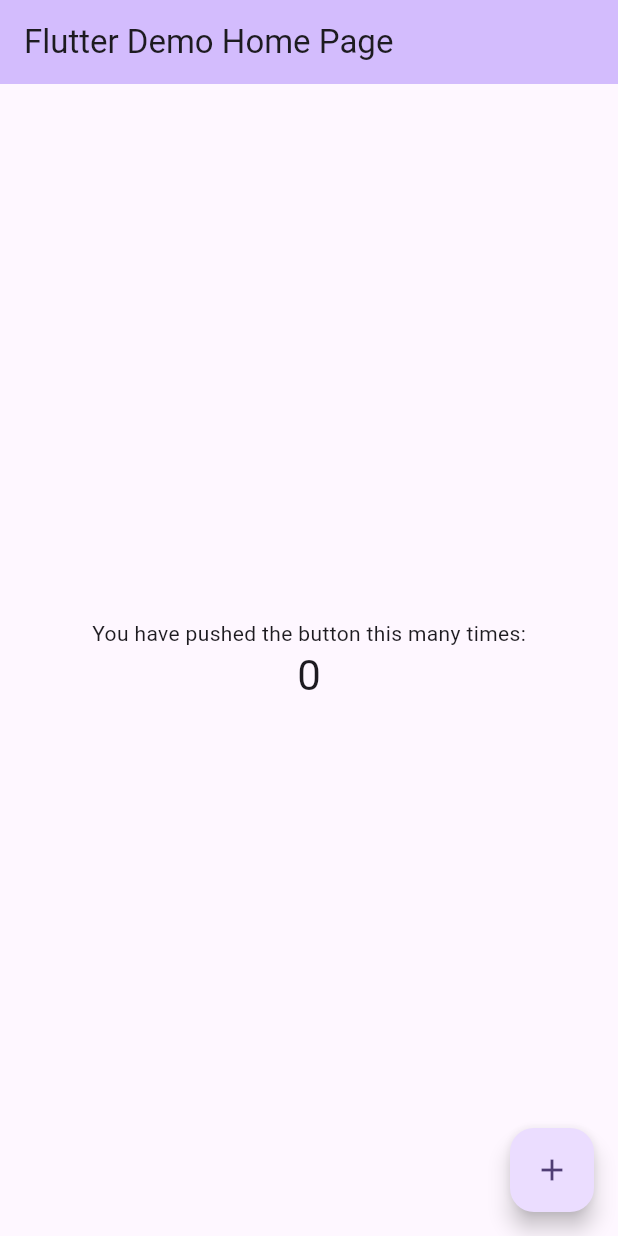
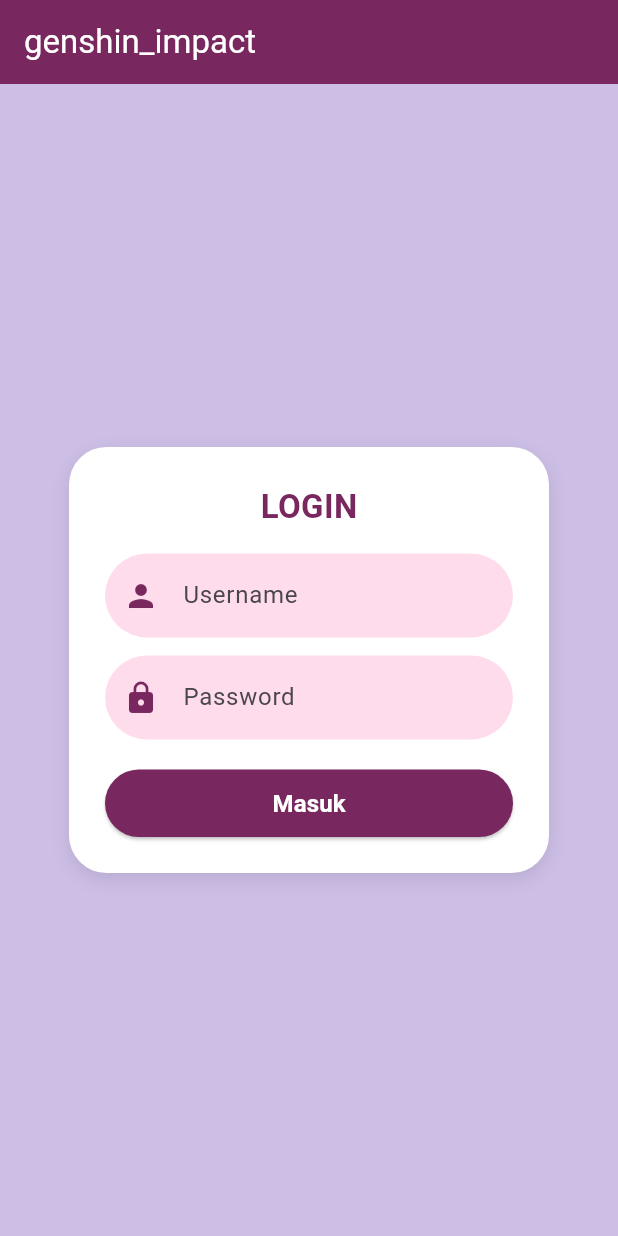
Before and after one commit to syifaakunbelajar1-boop/SKINCARE, a Flutter app: the screen it shows after launch, on a phone screen of 412 x 824 dp. Run offline on Flutter 3.47's test engine with Material 3 defaults, Android fonts, the light colour scheme and no system bars.

Commit message:
fitur login columbina

```diff
--- a/lib/main.dart
+++ b/lib/main.dart
@@ -1,4 +1,5 @@
 import 'package:flutter/material.dart';
+import 'package:genshin_impact/myhomepage.dart';
 
 void main() {
   runApp(const MyApp());
@@ -7,116 +8,14 @@ void main() {
 class MyApp extends StatelessWidget {
   const MyApp({super.key});
 
-  // This widget is the root of your application.
   @override
   Widget build(BuildContext context) {
     return MaterialApp(
       title: 'Flutter Demo',
       theme: ThemeData(
-        // This is the theme of your application.
-        //
-        // TRY THIS: Try running your application with "flutter run". You'll see
-        // the application has a purple toolbar. Then, without quitting the app,
-        // try changing the seedColor in the colorScheme below to Colors.green
-        // and then invoke "hot reload" (save your changes or press the "hot
-        // reload" button in a Flutter-supported IDE, or press "r" if you used
-        // the command line to start the app).
-        //
-        // Notice that the counter didn't reset back to zero; the application
-        // state is not lost during the reload. To reset the state, use hot
-        // restart instead.
-        //
-        // This works for code too, not just values: Most code changes can be
-        // tested with just a hot reload.
-        colorScheme: .fromSeed(seedColor: Colors.deepPurple),
+      colorScheme: ColorScheme.fromSeed(seedColor: Colors.deepPurple),
       ),
-      home: const MyHomePage(title: 'Flutter Demo Home Page'),
+      home: const MyHomePage(),
     );
   }
 }
-
-class MyHomePage extends StatefulWidget {
-  const MyHomePage({super.key, required this.title});
-
-  // This widget is the home page of your application. It is stateful, meaning
-  // that it has a State object (defined below) that contains fields that affect
-  // how it looks.
-
-  // This class is the configuration for the state. It holds the values (in this
-  // case the title) provided by the parent (in this case the App widget) and
-  // used by the build method of the State. Fields in a Widget subclass are
-  // always marked "final".
-
-  final String title;
-
-  @override
-  State<MyHomePage> createState() => _MyHomePageState();
-}
-
-class _MyHomePageState extends State<MyHomePage> {
-  int _counter = 0;
-
-  void _incrementCounter() {
-    setState(() {
-      // This call to setState tells the Flutter framework that something has
-      // changed in this State, which causes it to rerun the build method below
-      // so that the display can reflect the updated values. If we changed
-      // _counter without calling setState(), then the build method would not be
-      // called again, and so nothing would appear to happen.
-      _counter++;
-    });
-  }
-
-  @override
-  Widget build(BuildContext context) {
-    // This method is rerun every time setState is called, for instance as done
-    // by the _incrementCounter method above.
-    //
-    // The Flutter framework has been optimized to make rerunning build methods
-    // fast, so that you can just rebuild anything that needs updating rather
-    // than having to individually change instances of widgets.
-    return Scaffold(
-      appBar: AppBar(
-        // TRY THIS: Try changing the color here to a specific color (to
-        // Colors.amber, perhaps?) and trigger a hot reload to see the AppBar
-        // change color while the other colors stay the same.
-        backgroundColor: Theme.of(context).colorScheme.inversePrimary,
-        // Here we take the value from the MyHomePage object that was created by
-        // the App.build method, and use it to set our appbar title.
-        title: Text(widget.title),
-      ),
-      body: Center(
-        // Center is a layout widget. It takes a single child and positions it
-        // in the middle of the parent.
-        child: Column(
-          // Column is also a layout widget. It takes a list of children and
-          // arranges them vertically. By default, it sizes itself to fit its
-          // children horizontally, and tries to be as tall as its parent.
-          //
-          // Column has various properties to control how it sizes itself and
-          // how it positions its children. Here we use mainAxisAlignment to
-          // center the children vertically; the main axis here is the vertical
-          // axis because Columns are vertical (the cross axis would be
-          // horizontal).
-          //
-          // TRY THIS: Invoke "debug painting" (choose the "Toggle Debug Paint"
-          // action in the IDE, or press "p" in the console), to see the
-          // wireframe for each widget.
-          mainAxisAlignment: .center,
-          children: [
-            const Text('You have pushed the button this many times:'),
-            Text(
-              '$_counter',
-              style: Theme.of(context).textTheme.headlineMedium,
-            ),
-          ],
-        ),
-      ),
-      floatingActionButton: FloatingActionButton(
-        onPressed: _incrementCounter,
-        tooltip: 'Increment',
-        child: const Icon(Icons.add),
-      ),
-    );
-  }
-}
--- /dev/null
+++ b/lib/myhomepage.dart
@@ -0,0 +1,152 @@
+import 'package:flutter/material.dart';
+
+class MyHomePage extends StatefulWidget {
+  const MyHomePage({super.key});
+
+  @override
+  State<MyHomePage> createState() => _MyHomePageState();
+}
+
+class _MyHomePageState extends State<MyHomePage> {
+  // Controller untuk membaca input Username dan Password
+  TextEditingController inputUsername = TextEditingController();
+  TextEditingController inputPassword = TextEditingController();
+
+  @override
+  Widget build(BuildContext context) {
+    return Scaffold(
+      appBar: AppBar(
+        title: const Text("genshin_impact"),
+        backgroundColor: const Color.fromARGB(
+          255,
+          120,
+          40,
+          95,
+        ), // Ungu Gelap Columbina
+        foregroundColor: Colors.white,
+      ),
+      // Background Lilac Soft khas Columbina
+      backgroundColor: const Color.fromARGB(255, 205, 190, 230),
+      body: Center(
+        child: SingleChildScrollView(
+          child: Column(
+            mainAxisAlignment: MainAxisAlignment.center,
+            children: [
+              // Card Form Login
+              Container(
+                width: 320,
+                padding: const EdgeInsets.all(24),
+                decoration: BoxDecoration(
+                  color: Colors.white,
+                  borderRadius: BorderRadius.circular(25),
+                  boxShadow: [
+                    BoxShadow(
+                      color: Colors.black.withOpacity(0.1),
+                      blurRadius: 10,
+                      offset: const Offset(0, 4),
+                    ),
+                  ],
+                ),
+                child: Column(
+                  children: [
+                    const Text(
+                      "LOGIN",
+                      style: TextStyle(
+                        fontSize: 22,
+                        fontWeight: FontWeight.bold,
+                        color: Color.fromARGB(255, 120, 40, 95),
+                      ),
+                    ),
+                    const SizedBox(height: 16),
+
+                    // Input Username
+                    TextFormField(
+                      controller: inputUsername,
+                      decoration: InputDecoration(
+                        prefixIcon: const Icon(
+                          Icons.person,
+                          color: Color.fromARGB(255, 120, 40, 95),
+                        ),
+                        hintText: 'Username',
+                        fillColor: const Color.fromARGB(
+                          255,
+                          255,
+                          220,
+                          235,
+                        ), // Pink Pastel
+                        filled: true,
+                        border: OutlineInputBorder(
+                          borderRadius: BorderRadius.circular(30),
+                          borderSide: BorderSide.none,
+                        ),
+                      ),
+                    ),
+
+                    const SizedBox(height: 12),
+
+                    // Input Password
+                    TextFormField(
+                      controller: inputPassword,
+                      obscureText: true, // Sembunyikan karakter password
+                      decoration: InputDecoration(
+                        prefixIcon: const Icon(
+                          Icons.lock,
+                          color: Color.fromARGB(255, 120, 40, 95),
+                        ),
+                        hintText: 'Password',
+                        fillColor: const Color.fromARGB(
+                          255,
+                          255,
+                          220,
+                          235,
+                        ), // Pink Pastel
+                        filled: true,
+                        border: OutlineInputBorder(
+                          borderRadius: BorderRadius.circular(30),
+                          borderSide: BorderSide.none,
+                        ),
+                      ),
+                    ),
+
+                    const SizedBox(height: 20),
+
+                    // Tombol Login
+                    SizedBox(
+                      width: double.infinity,
+                      height: 45,
+                      child: ElevatedButton(
+                        style: ElevatedButton.styleFrom(
+                          backgroundColor: const Color.fromARGB(
+                            255,
+                            120,
+                            40,
+                            95,
+                          ),
+                          foregroundColor: Colors.white,
+                          shape: RoundedRectangleBorder(
+                            borderRadius: BorderRadius.circular(25),
+                          ),
+                        ),
+                        onPressed: () {
+                          print("Username: ${inputUsername.text}");
+                          print("Password: ${inputPassword.text}");
+                        },
+                        child: const Text(
+                          "Masuk",
+                          style: TextStyle(
+                            fontSize: 16,
+                            fontWeight: FontWeight.bold,
+                          ),
+                        ),
+                      ),
+                    ),
+                  ],
+                ),
+              ),
+            ],
+          ),
+        ),
+      ),
+    );
+  }
+}
```
